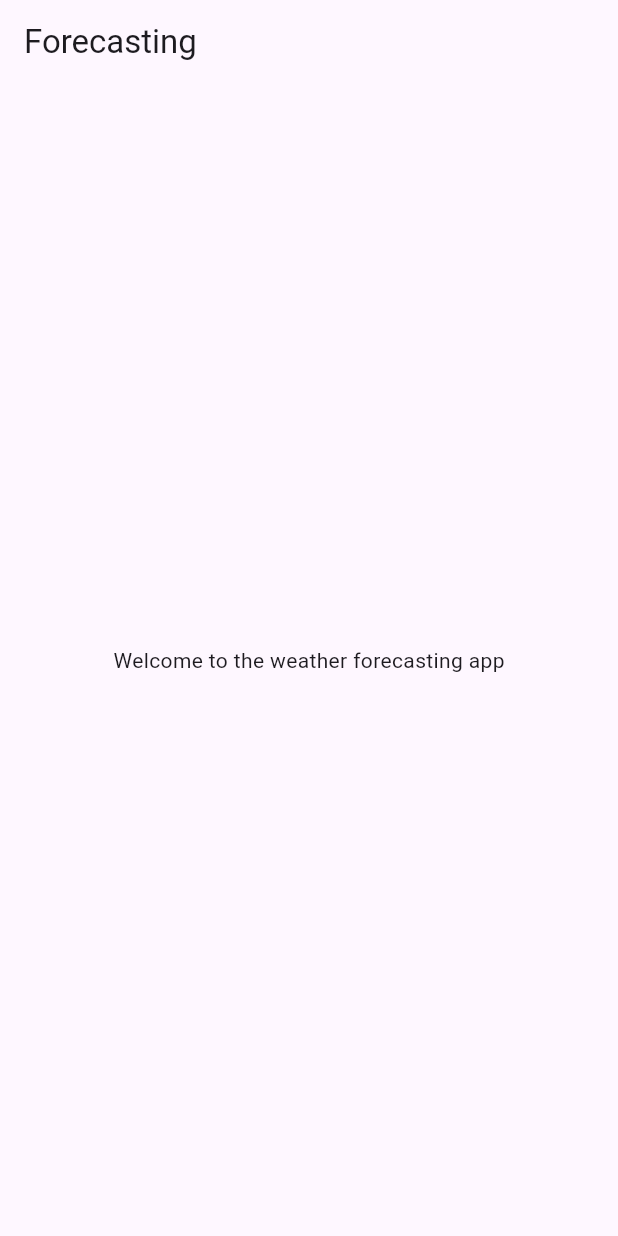
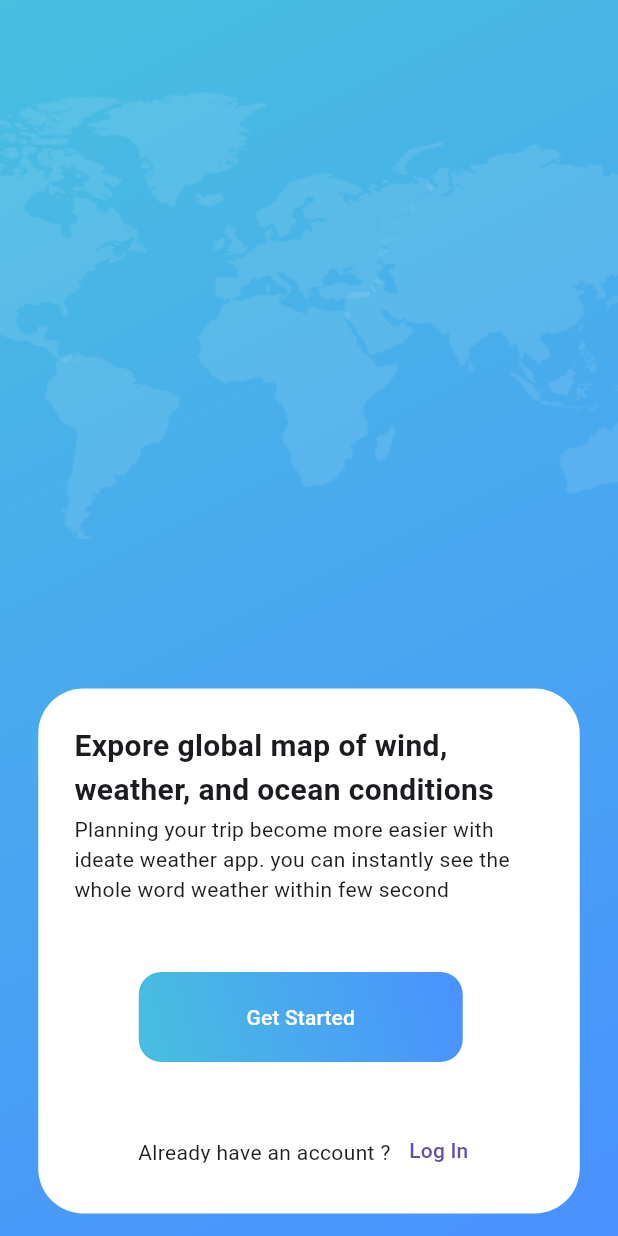
Before and after one commit to Prajjawal12/Forecasting, a Flutter app: the screen it shows after launch, on a phone screen of 412 x 824 dp. Run offline on Flutter 3.47's test engine with Material 3 defaults, Android fonts, the phone set to English and light mode, and no system bars; our stand-ins replace simple_gradient_text.

Commit message:
made the onboarding container widget,not responsive yet,icons left

```diff
--- /dev/null
+++ b/lib/components/onboarding_container.dart
@@ -0,0 +1,88 @@
+import 'package:flutter/material.dart';
+import 'package:forecasting/constants/text_constants.dart';
+
+class OnboardingContainer extends StatelessWidget {
+  const OnboardingContainer({
+    super.key,
+  });
+
+  @override
+  Widget build(BuildContext context) {
+    return Padding(
+      padding: const EdgeInsets.only(top: 100),
+      child: Container(
+        height: 350,
+        width: 361,
+        decoration: BoxDecoration(
+            color: Colors.white, borderRadius: BorderRadius.circular(30)),
+        child: Stack(
+          children: [
+            const Padding(
+              padding: EdgeInsets.only(left: 24, right: 24, top: 24),
+              child: Text(
+                TextConstants.onboardingTitle,
+                style: TextStyle(fontWeight: FontWeight.bold, fontSize: 20),
+              ),
+            ),
+            const Padding(
+              padding: EdgeInsets.only(top: 84, left: 24, right: 24),
+              child: Text(
+                TextConstants.onboardingText,
+                style: TextStyle(),
+              ),
+            ),
+            Padding(
+              padding: const EdgeInsets.only(top: 189, left: 43, right: 43),
+              child: SizedBox(
+                width: 264,
+                height: 60,
+                child: ElevatedButton(
+                  onPressed: () {},
+                  style: ElevatedButton.styleFrom(
+                    backgroundColor: Colors.transparent,
+                    elevation: 0, // Remove elevation
+                  ),
+                  child: Container(
+                    decoration: BoxDecoration(
+                      gradient: const LinearGradient(
+                        colors: [
+                          Color.fromARGB(255, 71, 191, 223),
+                          Color.fromARGB(255, 74, 145, 255),
+                        ],
+                        begin: Alignment.bottomLeft,
+                        end: Alignment.topRight,
+                      ),
+                      borderRadius: BorderRadius.circular(15),
+                    ),
+                    child: const Center(
+                      child: Text(
+                        TextConstants.onboardingButtonText,
+                        style: TextStyle(color: Colors.white),
+                      ),
+                    ),
+                  ),
+                ),
+              ),
+            ),
+            const Padding(
+              padding: EdgeInsets.only(top: 299, left: 66.5, right: 66.5),
+              child: SizedBox(
+                width: 175,
+                height: 17,
+                child: Text(TextConstants.onboardingBelowButtonText),
+              ),
+            ),
+            Padding(
+              padding: const EdgeInsets.only(top: 284, left: 235),
+              child: TextButton(
+                  onPressed: () {
+                    print('Button Pressed');
+                  },
+                  child: const Text('Log In')),
+            )
+          ],
+        ),
+      ),
+    );
+  }
+}
--- a/lib/constants/text_constants.dart
+++ b/lib/constants/text_constants.dart
@@ -1,3 +1,9 @@
 class TextConstants {
   static const String splashText = 'Forecasting';
+  static const String onboardingTitle =
+      'Expore global map of wind, weather, and ocean conditions';
+  static const String onboardingText =
+      'Planning your trip become more easier with ideate weather app. you can instantly see the whole word weather within few second';
+  static const String onboardingButtonText = 'Get Started';
+  static const String onboardingBelowButtonText = 'Already have an account ?';
 }
--- a/lib/screens/home_screen.dart
+++ /dev/null
@@ -1,16 +0,0 @@
-import 'package:flutter/material.dart';
-
-class HomeScreen extends StatelessWidget {
-  const HomeScreen({super.key});
-  @override
-  Widget build(BuildContext context) {
-    return Scaffold(
-      appBar: AppBar(
-        title: Text('Forecasting'),
-      ),
-      body: const Center(
-        child: Text('Welcome to the weather forecasting app'),
-      ),
-    );
-  }
-}
--- /dev/null
+++ b/lib/screens/onboarding_screen.dart
@@ -0,0 +1,49 @@
+import 'dart:ui';
+
+import 'package:flutter/material.dart';
+import 'package:forecasting/components/onboarding_container.dart';
+
+class OnBoardingScreen extends StatelessWidget {
+  const OnBoardingScreen({Key? key}) : super(key: key);
+
+  @override
+  Widget build(BuildContext context) {
+    const double originalHeight = 483;
+    const double originalWidth = 644;
+
+    const double aspectRatio = originalHeight / originalWidth;
+    final screenWidth = MediaQuery.of(context).size.width;
+    final double imageHeight = screenWidth * aspectRatio;
+
+    return Container(
+      width: double.infinity,
+      decoration: const BoxDecoration(
+        gradient: LinearGradient(
+          colors: [
+            Color.fromARGB(255, 71, 191, 223),
+            Color.fromARGB(255, 74, 145, 255),
+          ],
+          begin: Alignment.topLeft,
+          end: Alignment.bottomRight,
+        ),
+      ),
+      child: Scaffold(
+        backgroundColor: Colors.transparent,
+        body: Column(
+          children: [
+            Padding(
+              padding: const EdgeInsets.only(top: 50),
+              child: Image.asset(
+                'assets/png/World.png',
+                height: imageHeight,
+                width: screenWidth,
+                fit: BoxFit.fill,
+              ),
+            ),
+            const OnboardingContainer()
+          ],
+        ),
+      ),
+    );
+  }
+}
--- a/lib/screens/splash_screen.dart
+++ b/lib/screens/splash_screen.dart
@@ -1,7 +1,7 @@
 import 'package:flutter/material.dart';
 import 'package:flutter/services.dart';
 import 'package:forecasting/constants/text_constants.dart';
-import 'package:forecasting/screens/home_screen.dart';
+import 'package:forecasting/screens/onboarding_screen.dart';
 import 'package:simple_gradient_text/simple_gradient_text.dart';
 
 class SplashScreen extends StatefulWidget {
@@ -17,10 +17,10 @@ class _SplashScreenState extends State<SplashScreen>
   void initState() {
     super.initState();
     SystemChrome.setEnabledSystemUIMode(SystemUiMode.immersive);
-    Future.delayed(const Duration(seconds: 5), () {
+    Future.delayed(const Duration(seconds: 2), () {
       Navigator.of(context).pushReplacement(
         MaterialPageRoute(
-          builder: (ctx) => const HomeScreen(),
+          builder: (ctx) => const OnBoardingScreen(),
         ),
       );
     });
@@ -36,7 +36,7 @@ class _SplashScreenState extends State<SplashScreen>
   @override
   Widget build(BuildContext context) {
     return Scaffold(
-      body: Container(
+      body: SizedBox(
         width: double.infinity,
         child: Column(
           mainAxisAlignment: MainAxisAlignment.center,
@@ -47,7 +47,9 @@ class _SplashScreenState extends State<SplashScreen>
             ),
             GradientText(TextConstants.splashText,
                 style: const TextStyle(
-                    fontSize: 45.82, fontWeight: FontWeight.w900),
+                  fontSize: 45.82,
+                  fontWeight: FontWeight.w900,
+                ),
                 gradientDirection: GradientDirection.ltr,
                 gradientType: GradientType.linear,
                 colors: const [
--- a/pubspec.yaml
+++ b/pubspec.yaml
@@ -35,6 +35,7 @@ dependencies:
   # Use with the CupertinoIcons class for iOS style icons.
   cupertino_icons: ^1.0.2
   simple_gradient_text: ^1.3.0
+  flutter_svg: ^2.0.10+1
 
 dev_dependencies:
   flutter_test:
@@ -60,6 +61,7 @@ flutter:
   # To add assets to your application, add an assets section, like this:
   assets:
     - assets/images/
+    - assets/png/
   #   - images/a_dot_ham.jpeg
 
   # An image asset can refer to one or more resolution-specific "variants", see
```
Also changed, not shown: assets/png/World.png (added), pubspec.lock.
